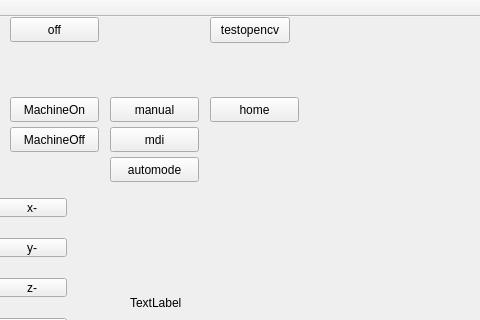
Above: mainwindow.ui from 1548976092/-Youth-without-regrets before the change; both pictures show x 210 to 690 and y 0 to 320 of the 690 by 651 pixel window. Below: the same form after it.
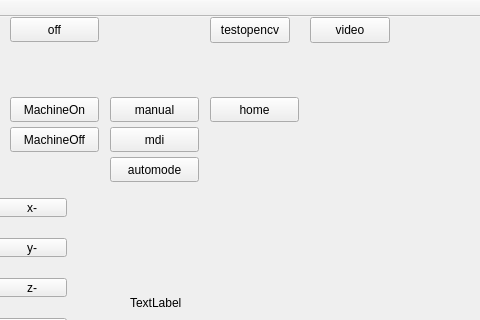
That is the form after the change.

```diff
--- a/mainwindow.ui
+++ b/mainwindow.ui
@@ -404,6 +404,19 @@
      <string>testopencv</string>
     </property>
    </widget>
+   <widget class="QPushButton" name="video">
+    <property name="geometry">
+     <rect>
+      <x>520</x>
+      <y>0</y>
+      <width>80</width>
+      <height>26</height>
+     </rect>
+    </property>
+    <property name="text">
+     <string>video</string>
+    </property>
+   </widget>
   </widget>
   <widget class="QMenuBar" name="menuBar">
    <property name="geometry">
```
